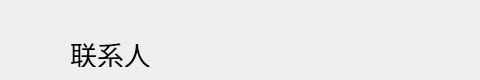
Before: the Qt Designer form contact/ContactBriefWidget.ui in HcashOrg/hx-indicator, drawn with Qt 5; both pictures show x 0 to 480 and y 0 to 80 of the 770 by 80 pixel window.
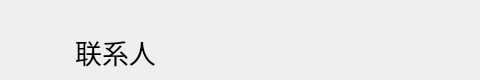
After: the same form once the commit is applied.

Diff of the .ui file:
```diff
--- a/contact/ContactBriefWidget.ui
+++ b/contact/ContactBriefWidget.ui
@@ -17,9 +17,9 @@
    <property name="geometry">
     <rect>
      <x>70</x>
-     <y>40</y>
-     <width>81</width>
-     <height>27</height>
+     <y>36</y>
+     <width>91</width>
+     <height>31</height>
     </rect>
    </property>
    <property name="font">
```
